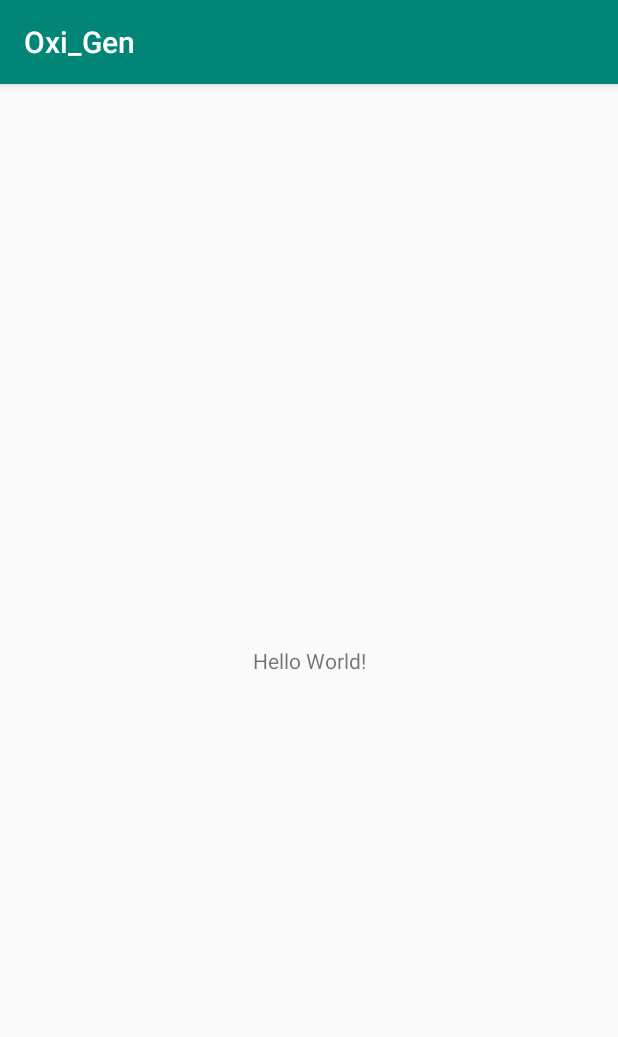
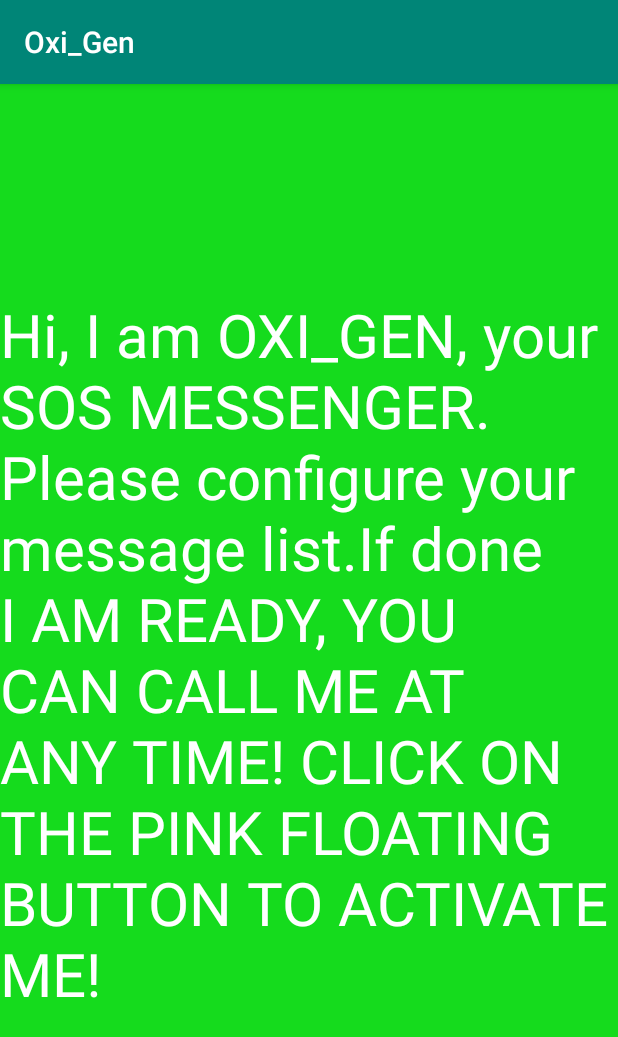
Before and after one commit to KailaashJeevan/Oxi_Gen, an Android app: the MainActivity screen opened directly, with no data from a screen before it, on a phone screen of 412 x 824 dp. Shown: the top 1037 px of the screen. Run offline under Robolectric (Android 15) with nearby library versions, the phone set to English and light mode, and no system bars.

Commit message:
Navigation DONE...EXTRA CHECK..II

```diff
--- a/app/src/main/java/com/terminalbyte/oxi_gen/drawerActivity.kt
+++ b/app/src/main/java/com/terminalbyte/oxi_gen/drawerActivity.kt
@@ -1,5 +1,6 @@
 package com.terminalbyte.oxi_gen
 
+import android.content.Intent
 import android.os.Bundle
 import com.google.android.material.floatingactionbutton.FloatingActionButton
 import com.google.android.material.snackbar.Snackbar
@@ -23,9 +24,10 @@ class drawerActivity : AppCompatActivity(), NavigationView.OnNavigationItemSelec
         val toolbar: Toolbar = findViewById(R.id.toolbar)
         setSupportActionBar(toolbar)
 
+
         val fab: FloatingActionButton = findViewById(R.id.fab)
         fab.setOnClickListener { view ->
-            Snackbar.make(view, "Replace with your own action", Snackbar.LENGTH_LONG)
+            Snackbar.make(view, "SENDING EMERGENCY SIGNAL", Snackbar.LENGTH_LONG)
                 .setAction("Action", null).show()
         }
         val drawerLayout: DrawerLayout = findViewById(R.id.drawer_layout)
--- a/app/src/main/res/layout/activity_drawer.xml
+++ b/app/src/main/res/layout/activity_drawer.xml
@@ -19,6 +19,7 @@
             android:layout_width="wrap_content"
             android:layout_height="match_parent"
             android:layout_gravity="start"
+
             android:fitsSystemWindows="true"
             app:headerLayout="@layout/nav_header_drawer"
             app:menu="@menu/activity_drawer_drawer"/>
--- a/app/src/main/res/layout/activity_main.xml
+++ b/app/src/main/res/layout/activity_main.xml
@@ -4,16 +4,17 @@
         xmlns:tools="http://schemas.android.com/tools"
         xmlns:app="http://schemas.android.com/apk/res-auto"
         android:layout_width="match_parent"
+        android:background="@color/green"
         android:layout_height="match_parent"
         tools:context=".MainActivity">
 
-    <TextView
-            android:layout_width="wrap_content"
-            android:layout_height="wrap_content"
-            android:text="Hello World!"
-            app:layout_constraintBottom_toBottomOf="parent"
-            app:layout_constraintLeft_toLeftOf="parent"
-            app:layout_constraintRight_toRightOf="parent"
-            app:layout_constraintTop_toTopOf="parent"/>
+    <TextView android:layout_width="wrap_content" android:layout_height="wrap_content"
+              android:text="@string/welcomeMessage" app:layout_constraintEnd_toEndOf="parent"
+              app:layout_constraintStart_toStartOf="parent" app:layout_constraintTop_toTopOf="parent"
+              app:layout_constraintHorizontal_bias="0.0"
+              android:textSize="40sp"
+              android:textColor="@color/white"
+
+              android:layout_marginBottom="8dp" app:layout_constraintBottom_toBottomOf="parent"/>
 
 </androidx.constraintlayout.widget.ConstraintLayout>
--- a/app/src/main/res/layout/nav_header_drawer.xml
+++ b/app/src/main/res/layout/nav_header_drawer.xml
@@ -11,13 +11,15 @@
         android:paddingTop="@dimen/activity_vertical_margin"
         android:theme="@style/ThemeOverlay.AppCompat.Dark"
         android:orientation="vertical"
+
         android:gravity="bottom">
 
     <ImageView
-            android:layout_width="wrap_content"
+            android:layout_width="202dp"
             android:layout_height="wrap_content"
             android:paddingTop="@dimen/nav_header_vertical_spacing"
-            app:srcCompat="@mipmap/ic_launcher_round"
+            android:background="@color/black"
+            app:srcCompat="@drawable/oxi_gen_logo"
             android:contentDescription="@string/nav_header_desc"
             android:id="@+id/imageView"/>
 
--- a/app/src/main/res/values/colors.xml
+++ b/app/src/main/res/values/colors.xml
@@ -4,4 +4,6 @@
     <color name="green">#15DB1D</color>
     <color name="colorPrimaryDark">#00574B</color>
     <color name="colorAccent">#D81B60</color>
+    <color name="black">#000000</color>
+    <color name="white">#FFFFFF</color>
 </resources>
--- a/app/src/main/res/values/strings.xml
+++ b/app/src/main/res/values/strings.xml
@@ -23,4 +23,7 @@
     <string name="menu_share">Share</string>
     <string name="menu_send">Send</string>
     <string name="sos_contacts">SOS CONTACTS</string>
+    <string name="welcomeMessage">Hi, I am OXI_GEN, your SOS MESSENGER. Please configure your message list.If done I AM
+        READY, YOU CAN CALL ME AT ANY TIME! CLICK ON THE PINK FLOATING BUTTON TO ACTIVATE ME!
+    </string>
 </resources>
```
Also changed, not shown: app/src/main/AndroidManifest.xml (+5 -6 lines), app/src/main/java/com/terminalbyte/oxi_gen/MainActivity.kt (+7 -0 lines), app/src/main/res/drawable/side_nav_bar.xml (+1 -6 lines), app/src/main/res/drawable/oxi_gen_logo.png (added).
